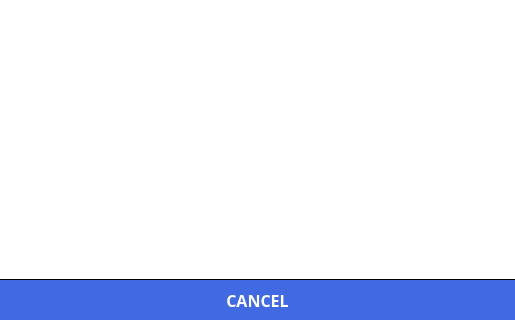
UnexplodedMinds/Stratofier, file ui/AirportDialog.ui: the form before one commit; both pictures show x 0 to 515 and y 341 to 661 of the 515 by 661 pixel window.
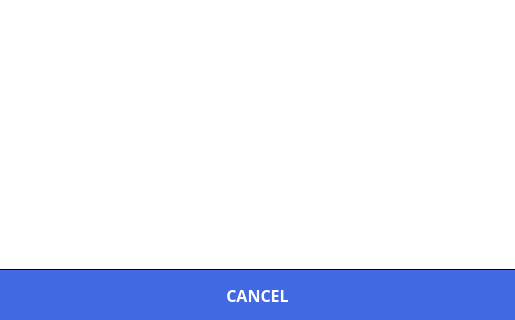
The form after the commit.

The edit to the form file:
```diff
--- a/ui/AirportDialog.ui
+++ b/ui/AirportDialog.ui
@@ -453,7 +453,7 @@
      <property name="minimumSize">
       <size>
        <width>0</width>
-       <height>40</height>
+       <height>50</height>
       </size>
      </property>
      <property name="font">
```
